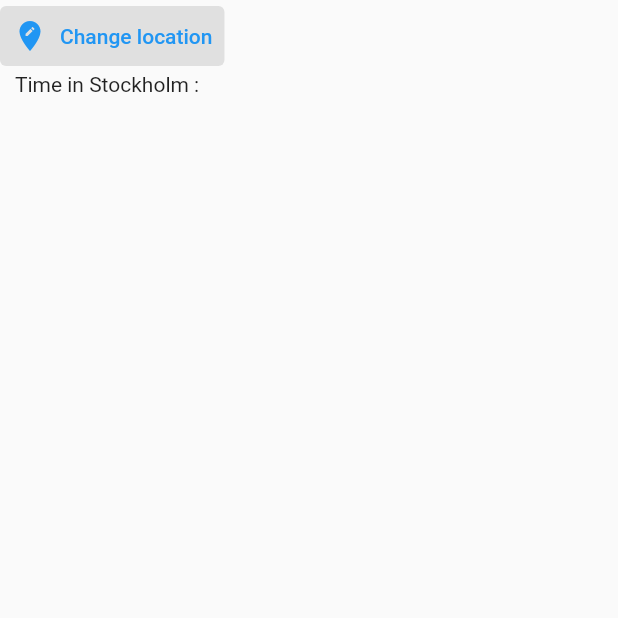
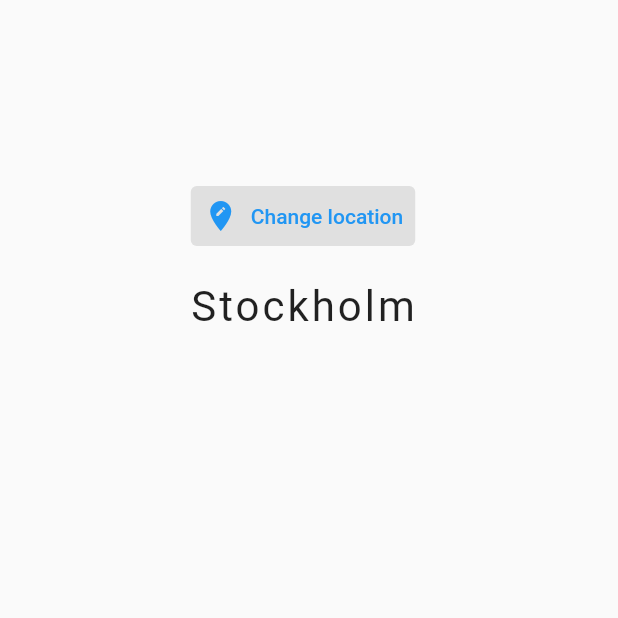
Before and after one commit to hi-ilkin/LearningFlutter, a Flutter app: the screen it shows after launch, on a phone screen of 412 x 824 dp, the top half of it. Run offline on Flutter 3.47's test engine with Material 2 defaults, Android fonts, the phone set to English and light mode, and no system bars; network calls fail; statements that could not run were skipped.

Commit message:
#31 - formatting & showing time

```diff
--- a/lib/pages/home.dart
+++ b/lib/pages/home.dart
@@ -6,18 +6,17 @@ class Home extends StatefulWidget {
 }
 
 class _HomeState extends State<Home> {
-
   Map data = {};
-
 
   @override
   Widget build(BuildContext context) {
-
     data = ModalRoute.of(context)!.settings.arguments as Map;
     String time = data['time'];
     String location = data['location'];
     return Scaffold(
         body: SafeArea(
+      child: Padding(
+        padding: const EdgeInsets.fromLTRB(0, 120, 8, 0),
         child: Column(
           children: [
             TextButton.icon(
@@ -30,11 +29,25 @@ class _HomeState extends State<Home> {
                 backgroundColor: Colors.grey[300],
               ),
             ),
+            SizedBox(height: 20,),
+            Row(
+              mainAxisAlignment: MainAxisAlignment.center,
+              children: [
+                Text(
+                  data['location'],
+                  style: TextStyle(fontSize: 28.0, letterSpacing: 2.0),
+                )
+              ],
+            ),
+            SizedBox(height: 20,),
+            Text(
+              data['time'],
+              style: TextStyle(fontSize: 66),
 
-              Text('Time in $location : $time '),
+            )
           ],
-          )
-        )
-    );
+        ),
+      ),
+    ));
   }
 }
--- a/lib/services/world_time.dart
+++ b/lib/services/world_time.dart
@@ -1,6 +1,7 @@
 import 'dart:convert';
 
 import 'package:http/http.dart';
+import 'package:intl/intl.dart';
 
 class WorldTime {
   String location;
@@ -15,6 +16,7 @@ class WorldTime {
         Uri.parse("http://worldtimeapi.org/api/timezone/$url"));
     Map data = jsonDecode(response.body);
 
-    this.time = data['datetime'].toString();
+    print(DateTime.parse(data['datetime']).runtimeType);
+    this.time = DateFormat.Hms().format(DateTime.parse(data['datetime']));
   }
 }
--- a/pubspec.yaml
+++ b/pubspec.yaml
@@ -24,6 +24,7 @@ dependencies:
   flutter:
     sdk: flutter
   http: ^0.13.3
+  intl: ^0.17.0
 
   # The following adds the Cupertino Icons font to your application.
   # Use with the CupertinoIcons class for iOS style icons.
```
Also changed, not shown: lib/pages/loading.dart (+6 -2 lines), pubspec.lock. Lines whose indentation alone changed are shown as unchanged.
